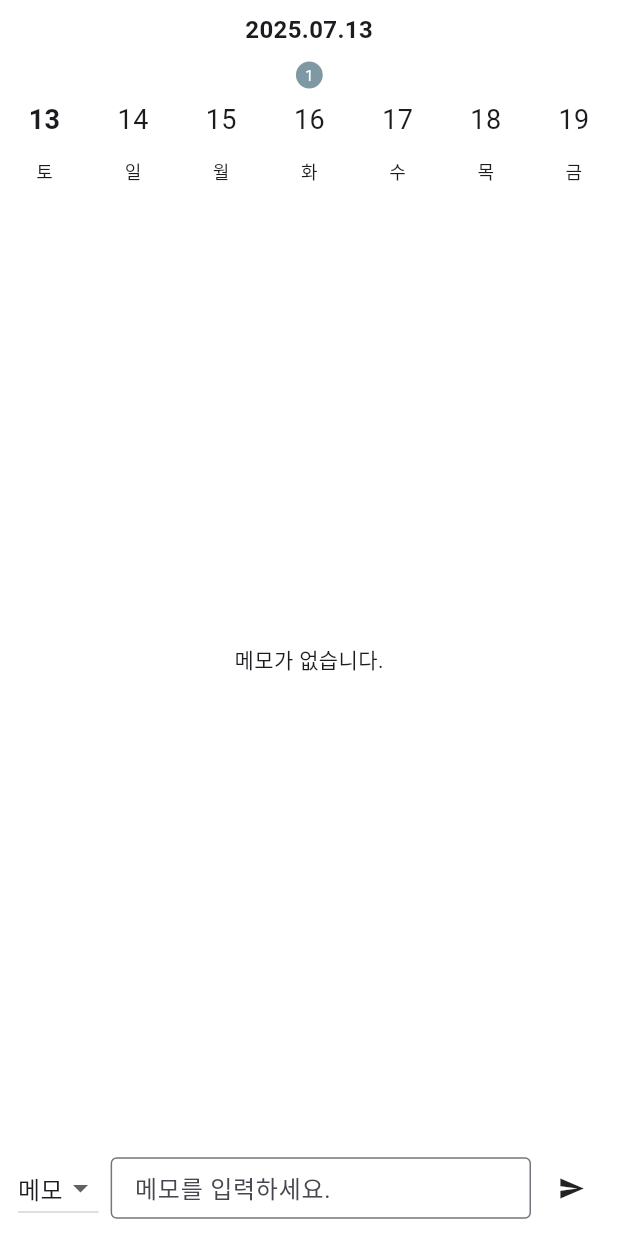
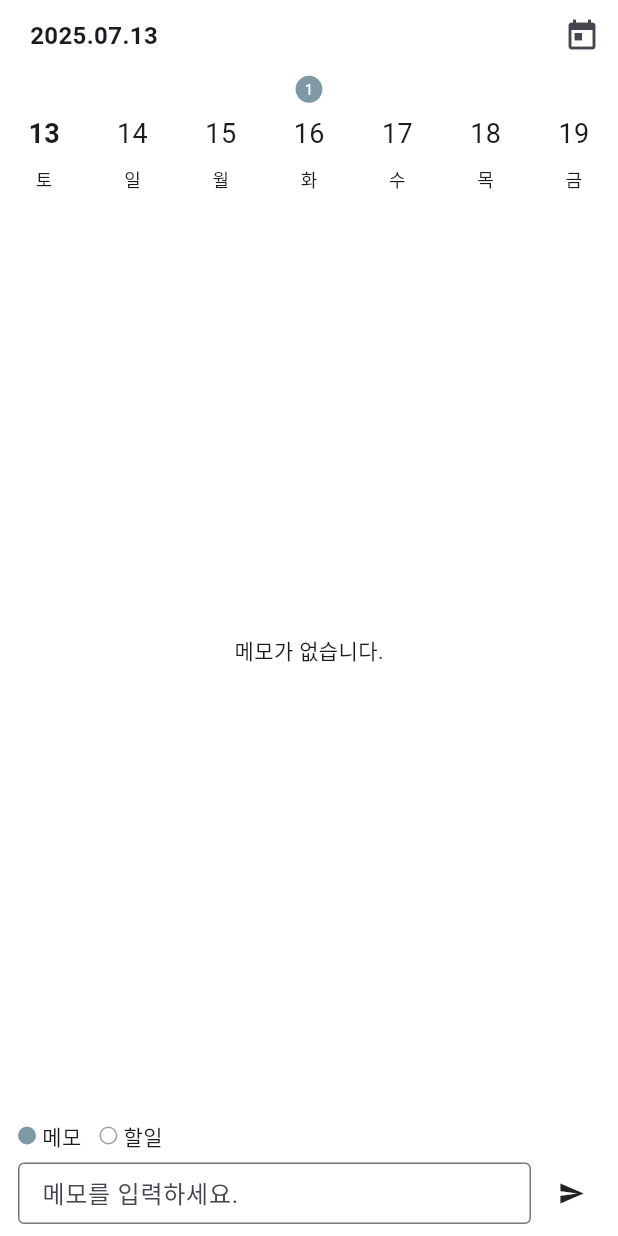
Before and after one commit to seonhannn/daylog_FE, a Flutter app: the screen it shows after launch, after a tap on an icon or button, on a phone screen of 412 x 824 dp. Run offline on Flutter 3.47's test engine with Material 3 defaults, Android fonts, the phone set to English and light mode, and no system bars; our stand-ins replace flutter_riverpod, freezed_annotation; Roboto replaces fonts that are missing (Pretendard).

Commit message:
week selector 추가

```diff
--- a/lib/models/memo.dart
+++ b/lib/models/memo.dart
@@ -19,4 +19,4 @@ class Memo with _$Memo {
   factory Memo.fromJson(Map<String, dynamic> json) => _$MemoFromJson(json);
 }
 
-enum MemoType { memo, notice, todo }
+enum MemoType { memo, todo }
--- a/lib/providers/memo_provider.dart
+++ b/lib/providers/memo_provider.dart
@@ -17,7 +17,7 @@ final memoListProvider = StateProvider<List<Memo>>((ref) {
       id: '2',
       userId: 'user1',
       content: '중요 공지: 내일 점검',
-      type: MemoType.notice,
+      type: MemoType.memo,
       memoDate: DateTime.now(),
       createdAt: DateTime.now(),
     ),
--- a/lib/screens/home_screen.dart
+++ b/lib/screens/home_screen.dart
@@ -14,14 +14,7 @@ class HomeScreen extends StatelessWidget {
       body: SafeArea(
         child: GestureDetector(
           onTap: () => FocusScope.of(context).unfocus(),
-          child: Column(
-            children: const [
-              SizedBox(height: 8),
-              DateSelector(),
-              Expanded(child: MemoList()),
-              MemoInput(),
-            ],
-          ),
+          child: Column(children: const [DateSelector(), Expanded(child: MemoList()), MemoInput()]),
         ),
       ),
     );
--- a/lib/widgets/date_selector.dart
+++ b/lib/widgets/date_selector.dart
@@ -4,36 +4,90 @@ import '../providers/date_provider.dart';
 import '../providers/memo_provider.dart';
 import '../models/memo.dart';
 
-class DateSelector extends ConsumerWidget {
+class DateSelector extends ConsumerStatefulWidget {
   const DateSelector({super.key});
 
-  List<DateTime> getThisWeekDates(DateTime today) {
-    final startOfWeek = today.subtract(Duration(days: today.weekday % 7));
-    return List.generate(7, (i) => startOfWeek.add(Duration(days: i)));
+  @override
+  ConsumerState<DateSelector> createState() => _DateSelectorState();
+}
+
+class _DateSelectorState extends ConsumerState<DateSelector> {
+  late final ScrollController _scrollController;
+
+  @override
+  void initState() {
+    super.initState();
+    _scrollController = ScrollController();
+    WidgetsBinding.instance.addPostFrameCallback((_) {
+      _jumpToTodayWeek();
+    });
+  }
+
+  void _jumpToTodayWeek() {
+    final selectedDate = ref.read(selectedDateProvider);
+    final allDatesOfYear = getAllDatesOfYear(selectedDate.year);
+    final today = DateTime.now();
+    final todayIndex = allDatesOfYear.indexWhere(
+      (d) => d.year == today.year && d.month == today.month && d.day == today.day,
+    );
+    if (todayIndex != -1) {
+      final screenWidth = MediaQuery.of(context).size.width;
+      final offset = (todayIndex - today.weekday % 7) * (screenWidth / 7);
+      _scrollController.jumpTo(offset < 0 ? 0 : offset);
+    }
   }
 
   @override
-  Widget build(BuildContext context, WidgetRef ref) {
+  void dispose() {
+    _scrollController.dispose();
+    super.dispose();
+  }
+
+  List<DateTime> getAllDatesOfYear(int year) {
+    final start = DateTime(year, 1, 1);
+    final end = DateTime(year, 12, 31);
+    return List.generate(end.difference(start).inDays + 1, (i) => start.add(Duration(days: i)));
+  }
+
+  @override
+  Widget build(BuildContext context) {
     final selectedDate = ref.watch(selectedDateProvider);
     final memoList = ref.watch(memoListProvider);
-    final weekDates = getThisWeekDates(selectedDate);
+    final allDatesOfYear = getAllDatesOfYear(selectedDate.year);
+
+    final screenWidth = MediaQuery.of(context).size.width;
 
     return Column(
       mainAxisSize: MainAxisSize.min,
+      crossAxisAlignment: CrossAxisAlignment.start,
+      children: [
+        Row(
+          mainAxisAlignment: MainAxisAlignment.spaceBetween,
           children: [
             Padding(
-          padding: const EdgeInsets.only(bottom: 8.0),
+              padding: const EdgeInsets.only(left: 20),
               child: Text(
                 '${selectedDate.year.toString().padLeft(4, '0')}.${selectedDate.month.toString().padLeft(2, '0')}.${selectedDate.day.toString().padLeft(2, '0')}',
-            style: const TextStyle(fontSize: 16, fontWeight: FontWeight.bold),
+                style: const TextStyle(fontSize: 16, fontWeight: FontWeight.w600),
               ),
+            ),
+            IconButton(
+              onPressed: () {
+                ref.read(selectedDateProvider.notifier).state = DateTime.now();
+                _jumpToTodayWeek(); // 오늘 날짜로 스크롤 이동
+              },
+              icon: const Icon(Icons.today),
+            ),
+          ],
         ),
         SizedBox(
           height: 80,
-          child: Row(
-            mainAxisAlignment: MainAxisAlignment.spaceAround,
+          width: screenWidth, // 한 화면에 7일만 보이게
+          child: ListView(
+            controller: _scrollController,
+            scrollDirection: Axis.horizontal,
             children:
-                weekDates.map((date) {
+                allDatesOfYear.map((date) {
                   final todos =
                       memoList
                           .where(
@@ -49,7 +103,9 @@ class DateSelector extends ConsumerWidget {
                       date.year == selectedDate.year &&
                       date.month == selectedDate.month &&
                       date.day == selectedDate.day;
-                  return GestureDetector(
+                  return SizedBox(
+                    width: screenWidth / 7, // 각 날짜의 width를 1/7로 고정
+                    child: GestureDetector(
                       onTap: () => ref.read(selectedDateProvider.notifier).state = date,
                       child: Column(
                         mainAxisAlignment: MainAxisAlignment.center,
@@ -83,9 +139,9 @@ class DateSelector extends ConsumerWidget {
                               ),
                             ),
                           ),
-                        const SizedBox(height: 4),
                           Text(_weekdayKor(date.weekday), style: const TextStyle(fontSize: 12)),
                         ],
+                      ),
                     ),
                   );
                 }).toList(),
--- a/lib/widgets/memo_input.dart
+++ b/lib/widgets/memo_input.dart
@@ -15,26 +15,49 @@ class _MemoInputState extends ConsumerState<MemoInput> {
   MemoType _selectedType = MemoType.memo;
   final TextEditingController _controller = TextEditingController();
 
+  Widget _circleRadio(MemoType type, String label) {
+    final selected = _selectedType == type;
+    return GestureDetector(
+      onTap: () => setState(() => _selectedType = type),
+      child: Row(
+        children: [
+          Container(
+            width: 12,
+            height: 12,
+            decoration: BoxDecoration(
+              shape: BoxShape.circle,
+              color: selected ? const Color(0xff7E99A3) : Colors.transparent,
+              border: Border.all(color: selected ? const Color(0xff7E99A3) : Colors.grey, width: 1),
+            ),
+          ),
+          const SizedBox(width: 4),
+          Text(label, style: const TextStyle(fontSize: 14)),
+        ],
+      ),
+    );
+  }
+
   @override
   Widget build(BuildContext context) {
     final selectedDate = ref.watch(selectedDateProvider);
     return Container(
       padding: const EdgeInsets.symmetric(horizontal: 12, vertical: 8),
       color: Colors.transparent,
-      child: Row(
+      child: Column(
+        crossAxisAlignment: CrossAxisAlignment.start,
         children: [
-          DropdownButton<MemoType>(
-            value: _selectedType,
-            items: const [
-              DropdownMenuItem(value: MemoType.memo, child: Text('메모')),
-              DropdownMenuItem(value: MemoType.notice, child: Text('공지')),
-              DropdownMenuItem(value: MemoType.todo, child: Text('할일')),
+          Row(
+            children: [
+              _circleRadio(MemoType.memo, '메모'),
+              const SizedBox(width: 12),
+              // _circleRadio(MemoType.notice, '공지'),
+              // const SizedBox(width: 12),
+              _circleRadio(MemoType.todo, '할일'),
             ],
-            onChanged: (v) {
-              if (v != null) setState(() => _selectedType = v);
-            },
           ),
-          const SizedBox(width: 8),
+          const SizedBox(height: 8),
+          Row(
+            children: [
               Expanded(
                 child: TextField(
                   controller: _controller,
@@ -47,12 +70,6 @@ class _MemoInputState extends ConsumerState<MemoInput> {
                 ),
               ),
               const SizedBox(width: 8),
-          // IconButton(
-          //   icon: const Icon(Icons.image),
-          //   onPressed: () {
-          //     // TODO: 이미지 첨부 기능 (UI만)
-          //   },
-          // ),
               GestureDetector(
                 onTap: () {
                   final text = _controller.text.trim();
@@ -78,6 +95,8 @@ class _MemoInputState extends ConsumerState<MemoInput> {
               ),
             ],
           ),
+        ],
+      ),
     );
   }
 }
```
Also changed, not shown: lib/models/memo.g.dart. Lines whose indentation alone changed are shown as unchanged.
